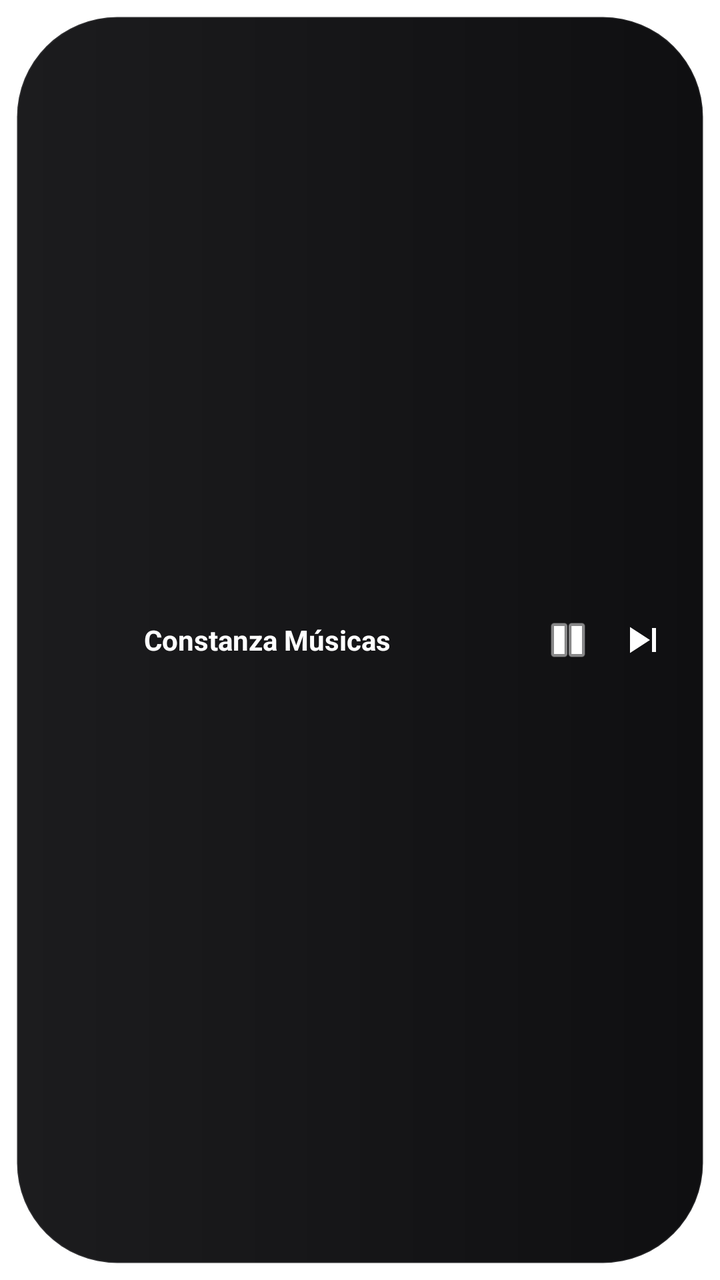
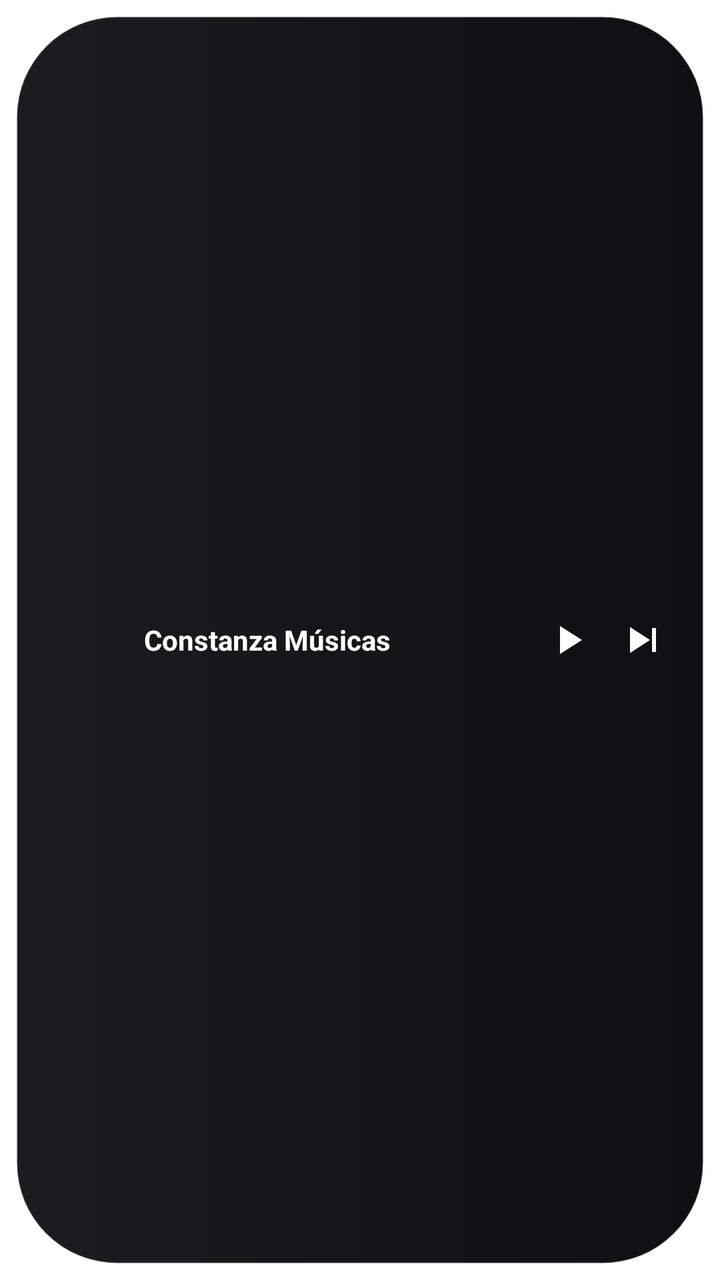

An Android layout rendered at two revisions. The XML below is the earlier revision; the diff shows what the commit changed to produce the second picture.
<!-- AndroidManifest.xml: fallback theme Theme.MaterialComponents.DayNight.NoActionBar -->
<!-- res/layout/widget_capsule.xml -->
<?xml version="1.0" encoding="utf-8"?>
<FrameLayout xmlns:android="http://schemas.android.com/apk/res/android"
    android:id="@+id/widget_root"
    android:layout_width="match_parent"
    android:layout_height="match_parent"
    android:padding="8dp">

    <LinearLayout
        android:layout_width="match_parent"
        android:layout_height="match_parent"
        android:orientation="horizontal"
        android:gravity="center_vertical"
        android:background="@drawable/widget_bg_capsule"
        android:paddingStart="8dp"
        android:paddingEnd="12dp">

        
        <ImageView
            android:id="@+id/widget_artwork"
            android:layout_width="44dp"
            android:layout_height="44dp"
            android:scaleType="fitCenter"
            android:src="@mipmap/ic_launcher"
            android:contentDescription="Album art" />

        
        <TextView
            android:id="@+id/widget_title"
            android:layout_width="0dp"
            android:layout_height="wrap_content"
            android:layout_weight="1"
            android:layout_marginStart="12dp"
            android:layout_marginEnd="8dp"
            android:text="Constanza Músicas"
            android:textColor="#FFFFFF"
            android:textSize="14sp"
            android:textStyle="bold"
            android:maxLines="1"
            android:ellipsize="end" />

        
        <ImageButton
            android:id="@+id/widget_play_pause"
            android:layout_width="40dp"
            android:layout_height="40dp"
            android:src="@android:drawable/ic_media_pause"
            android:tint="#FFFFFF"
            android:background="@android:color/transparent"
            android:contentDescription="Play/Pause"
            android:scaleType="centerInside"
            android:padding="6dp" />

        
        <ImageButton
            android:id="@+id/widget_next"
            android:layout_width="36dp"
            android:layout_height="36dp"
            android:src="@drawable/ic_widget_next"
            android:tint="#CCFFFFFF"
            android:background="@android:color/transparent"
            android:contentDescription="Next"
            android:scaleType="centerInside"
            android:padding="6dp" />

    </LinearLayout>
</FrameLayout>
<!-- resources referenced by this layout -->
<resources>
  <!-- drawable ic_widget_next (drawable) -->
  <?xml version="1.0" encoding="utf-8"?>
  <vector xmlns:android="http://schemas.android.com/apk/res/android"
      android:width="24dp" android:height="24dp"
      android:viewportWidth="24" android:viewportHeight="24">
      <path android:fillColor="#FFFFFFFF"
          android:pathData="M16,6 h2 v12 h-2 z M5,5.5 v13 L15,12 z" />
  </vector>
  <!-- drawable widget_bg_capsule (drawable) -->
  <?xml version="1.0" encoding="utf-8"?>
  <shape xmlns:android="http://schemas.android.com/apk/res/android"
      android:shape="rectangle">
      <gradient
          android:type="linear"
          android:angle="0"
          android:startColor="#FF1C1C1E"
          android:endColor="#FF0F0F11" />
      <corners android:radius="50dp" />
      <stroke android:width="1dp" android:color="#1AFFFFFF" />
  </shape>
  <!-- mipmap ic_launcher (mipmap-anydpi-v26) -->
  <?xml version="1.0" encoding="utf-8"?>
  <adaptive-icon xmlns:android="http://schemas.android.com/apk/res/android">
    <background android:drawable="@color/ic_launcher_background"/>
    <foreground>
        <inset
            android:drawable="@drawable/ic_launcher_foreground"
            android:inset="16%" />
    </foreground>
  </adaptive-icon>
  <color name="ic_launcher_background">#1A1A2E</color>
  <!-- drawable ic_launcher_foreground: png bitmap (drawable-hdpi, 5459 bytes) -->
</resources>

<!-- the commit's change to res/layout/widget_capsule.xml (unified diff, before → after) -->
@@ -43,7 +43,7 @@
             android:id="@+id/widget_play_pause"
             android:layout_width="40dp"
             android:layout_height="40dp"
-            android:src="@android:drawable/ic_media_pause"
+            android:src="@drawable/ic_widget_play"
             android:tint="#FFFFFF"
             android:background="@android:color/transparent"
             android:contentDescription="Play/Pause"
<!-- resource entries referenced after the edit -->
@@ -7,6 +7,14 @@
       android:viewportWidth="24" android:viewportHeight="24">
       <path android:fillColor="#FFFFFFFF"
           android:pathData="M16,6 h2 v12 h-2 z M5,5.5 v13 L15,12 z" />
+  </vector>
+  <!-- drawable ic_widget_play (drawable) -->
+  <?xml version="1.0" encoding="utf-8"?>
+  <vector xmlns:android="http://schemas.android.com/apk/res/android"
+      android:width="24dp" android:height="24dp"
+      android:viewportWidth="24" android:viewportHeight="24">
+      <path android:fillColor="#FFFFFFFF"
+          android:pathData="M8,5 L19,12 L8,19 Z" />
   </vector>
   <!-- drawable widget_bg_capsule (drawable) -->
   <?xml version="1.0" encoding="utf-8"?>
